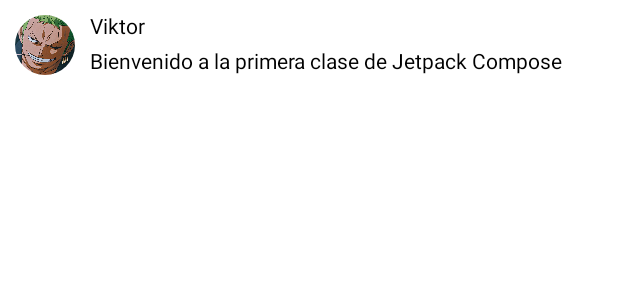
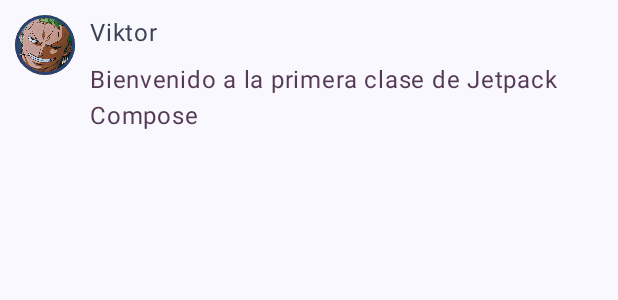
Before and after one commit to vihgo/TiendaOnlineVictor, an Android app built with Jetpack Compose: the @Preview function VistaPreviaTarjetaConMensaje, on a phone screen of 412 x 824 dp. Shown: the top 300 px of the screen. Run offline under Robolectric (Android 15) with nearby library versions, the phone set to English and light mode, and no system bars.

Commit message:
Se agregó material design a la UI.

```diff
--- a/app/src/main/java/com/example/tiendaonlinevictor/MainActivity.kt
+++ b/app/src/main/java/com/example/tiendaonlinevictor/MainActivity.kt
@@ -3,8 +3,9 @@ package com.example.tiendaonlinevictor
 import android.os.Bundle
 import androidx.activity.ComponentActivity
 import androidx.activity.compose.setContent
-import androidx.activity.enableEdgeToEdge
+
 import androidx.compose.foundation.Image
+import androidx.compose.foundation.border
 import androidx.compose.foundation.layout.Column
 import androidx.compose.foundation.layout.Row
 import androidx.compose.foundation.layout.Spacer
@@ -14,7 +15,9 @@ import androidx.compose.foundation.layout.padding
 import androidx.compose.foundation.layout.size
 import androidx.compose.foundation.layout.width
 import androidx.compose.foundation.shape.CircleShape
-import androidx.compose.material3.Scaffold
+import androidx.compose.material3.MaterialTheme
+
+import androidx.compose.material3.Surface
 import androidx.compose.material3.Text
 import androidx.compose.runtime.Composable
 import androidx.compose.ui.tooling.preview.Preview
@@ -31,10 +34,15 @@ class MainActivity : ComponentActivity() {
         super.onCreate(savedInstanceState)
 
         setContent {
-            //TiendaOnlineVictorTheme
-            TarjetaConMensaje(
-                Mensaje("Viktor","Bienvenido a la primera clase de Jetpack Compose")
-            )
+            TiendaOnlineVictorTheme{
+                Surface(modifier = Modifier.fillMaxSize()) {
+                    TarjetaConMensaje(
+                        Mensaje("Viktor","Bienvenido a la primera clase de Jetpack Compose")
+                    )
+                }
+            }
+
+
 
         }
     }
@@ -48,12 +56,13 @@ fun TarjetaConMensaje(mensaje: Mensaje){
             modifier = Modifier
                 .size(40.dp)
                 .clip(CircleShape)
+                .border(2.dp, MaterialTheme.colorScheme.primary,CircleShape)
         )
         Spacer(modifier = Modifier.width(10.dp))
         Column {
-            Text(mensaje.autor)
+            Text(mensaje.autor,color=MaterialTheme.colorScheme.secondary )
             Spacer(modifier = Modifier.height(7.dp))
-            Text(mensaje.cuerpo)
+            Text(mensaje.cuerpo, color = MaterialTheme.colorScheme.tertiary)
         }
     }
 
@@ -62,5 +71,11 @@ fun TarjetaConMensaje(mensaje: Mensaje){
 @Preview
 @Composable
 fun VistaPreviaTarjetaConMensaje(){
-    TarjetaConMensaje( Mensaje("Viktor","Bienvenido a la primera clase de Jetpack Compose"))
+    TiendaOnlineVictorTheme{
+        Surface(modifier = Modifier.fillMaxSize()) {
+            TarjetaConMensaje(
+                Mensaje("Viktor","Bienvenido a la primera clase de Jetpack Compose")
+            )
+        }
+    }
 }
```
